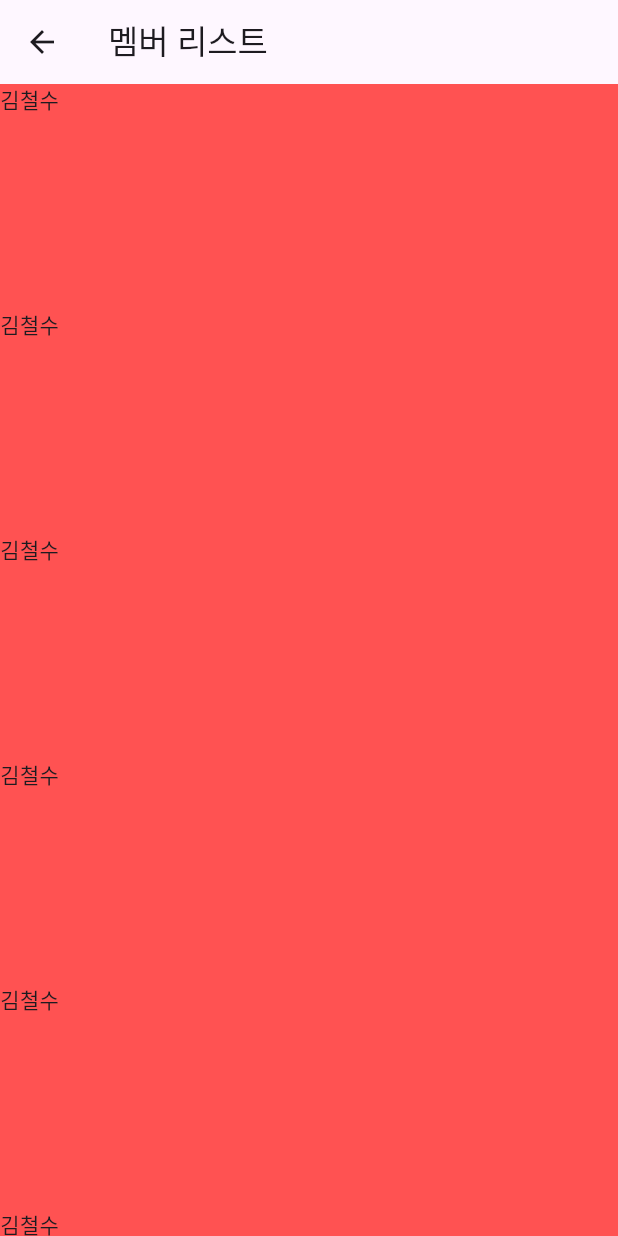
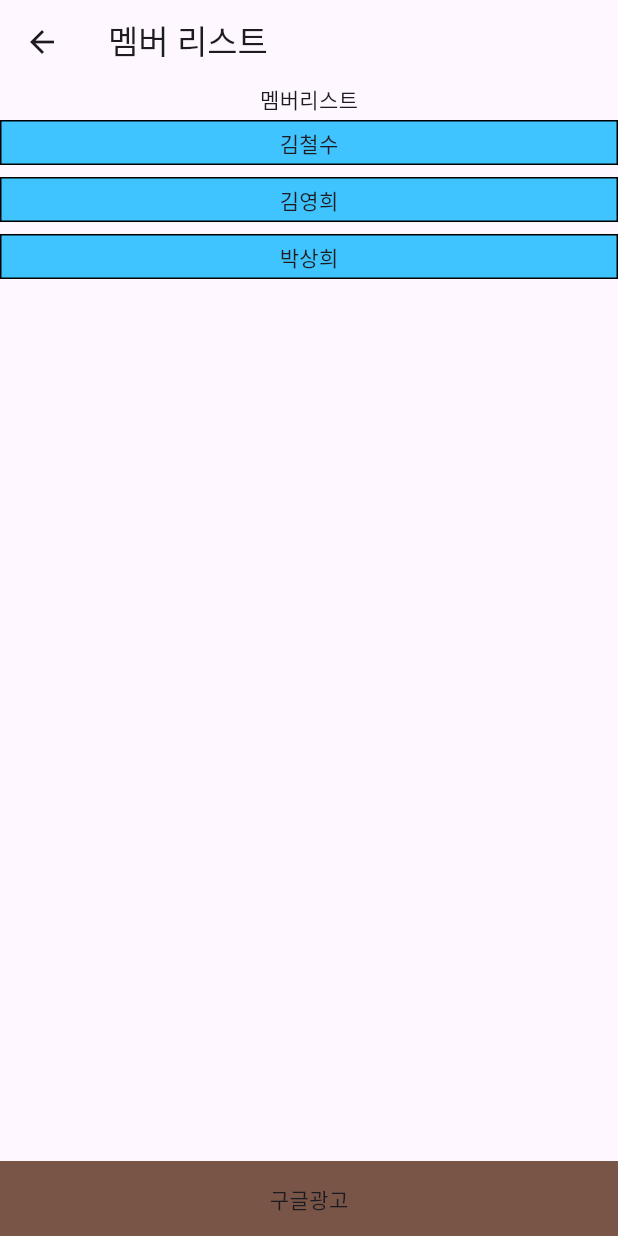
Before and after one commit to matoda4113/basic_flutter_3, a Flutter app: the screen it shows after launch, after a tap on "회원목록 보러 가기", on a phone screen of 412 x 824 dp. Run offline on Flutter 3.47's test engine with Material 2 defaults, Android fonts, the phone set to English and light mode, and no system bars; our stand-ins replace get; network calls fail.

Commit message:
''ㅓㅓ

```diff
--- a/lib/pages/MainPage.dart
+++ b/lib/pages/MainPage.dart
@@ -6,6 +6,7 @@ import 'package:get/get.dart';
 import '../component/ProductWIdget.dart';
 import '../vo/Product.dart';
 import '../vo/Product.dart';
+import 'StoreListPage.dart';
 
 class MainPage extends StatelessWidget {
 
@@ -65,6 +66,13 @@ class MainPage extends StatelessWidget {
               },
               child: Text("회원목록 보러 가기"),
             ),
+            SizedBox(height: 20,),
+            GestureDetector(
+              onTap: (){
+                Get.to(()=>StoreListPage());
+              },
+              child: Text("매장목록 보러 가기"),
+            ),
 
 
 
--- a/lib/pages/MemberListPage.dart
+++ b/lib/pages/MemberListPage.dart
@@ -1,58 +1,42 @@
 import 'package:flutter/material.dart';
+import 'package:get/get.dart';
 
 class MemberListPage extends StatelessWidget {
-  const MemberListPage({Key? key}) : super(key: key);
+  MemberListPage({Key? key}) : super(key: key);
+
+  final List<String> member = ['김철수', '김영희', '박상희'];
 
   @override
   Widget build(BuildContext context) {
     return Scaffold(
       appBar: AppBar(title: Text("멤버 리스트"),),
-      body: ListView(
-
+      body: Column(
         children: [
-          Container(
-            width: 100,
-            height: 150,
-            color: Colors.redAccent,
-            child: Text("김철수"),
-          ),
-          Container(
-            width: 100,
-            height: 150,
-            color: Colors.redAccent,
-            child: Text("김철수"),
-          ),
-          Container(
-            width: 100,
-            height: 150,
-            color: Colors.redAccent,
-            child: Text("김철수"),
-          ),
-          Container(
-            width: 100,
-            height: 150,
-            color: Colors.redAccent,
-            child: Text("김철수"),
+          Text("멤버리스트"),
+          Expanded(
+            child: ListView.builder(
+              itemCount: member.length,
+              itemBuilder: (context, index) {
+                return Container(
+                  margin: EdgeInsets.symmetric(vertical: 4),
+                  height: 30,
+                  decoration: BoxDecoration(
+                    color: Colors.lightBlueAccent,
+                    border: Border.all(color: Colors.black),
+                  ),
+                  child: Center(child: Text(member[index]))
+                );
+              },
+            ),
           ),
 
           Container(
-            width: 100,
-            height: 150,
-            color: Colors.redAccent,
-            child: Text("김철수"),
-          ),
-          Container(
-            width: 100,
-            height: 150,
-            color: Colors.redAccent,
-            child: Text("김철수"),
-          ),
-          Container(
-            width: 100,
-            height: 150,
-            color: Colors.redAccent,
-            child: Text("김철수"),
-          ),
+            height: 50,
+              width: Get.width,
+              color: Colors.brown,
+              child: Center(child: Text("구글광고"))),
+
+
         ],
       ),
     );
```
Also changed, not shown: lib/pages/StoreListPage.dart (added, +46 -0 lines).
